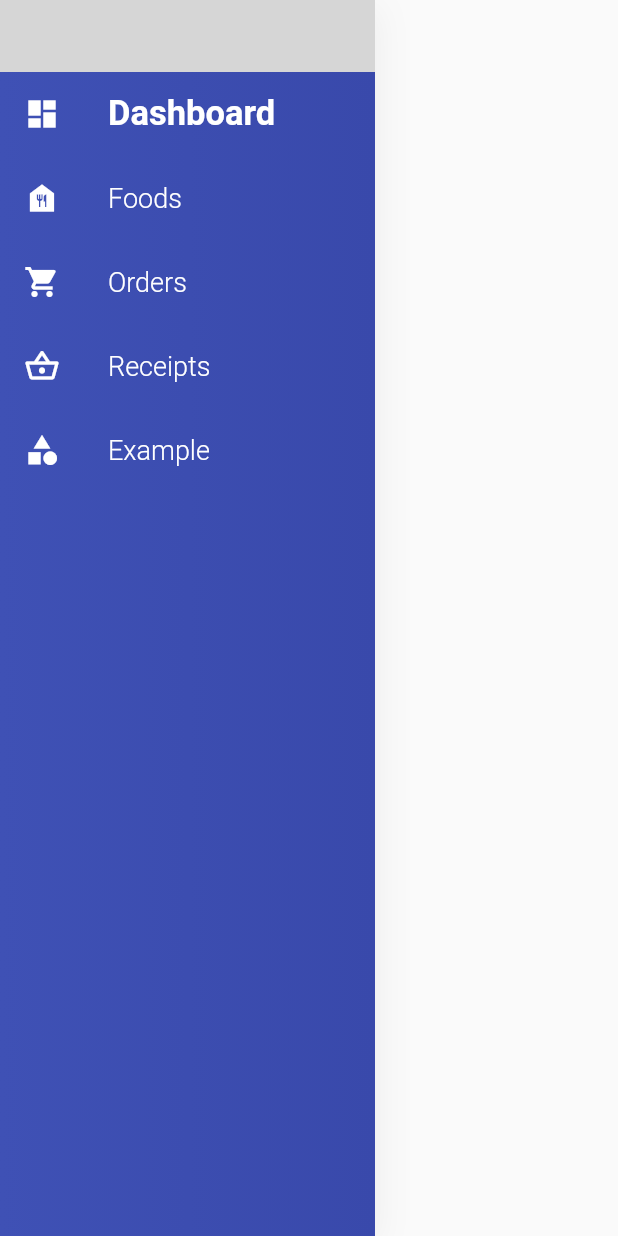
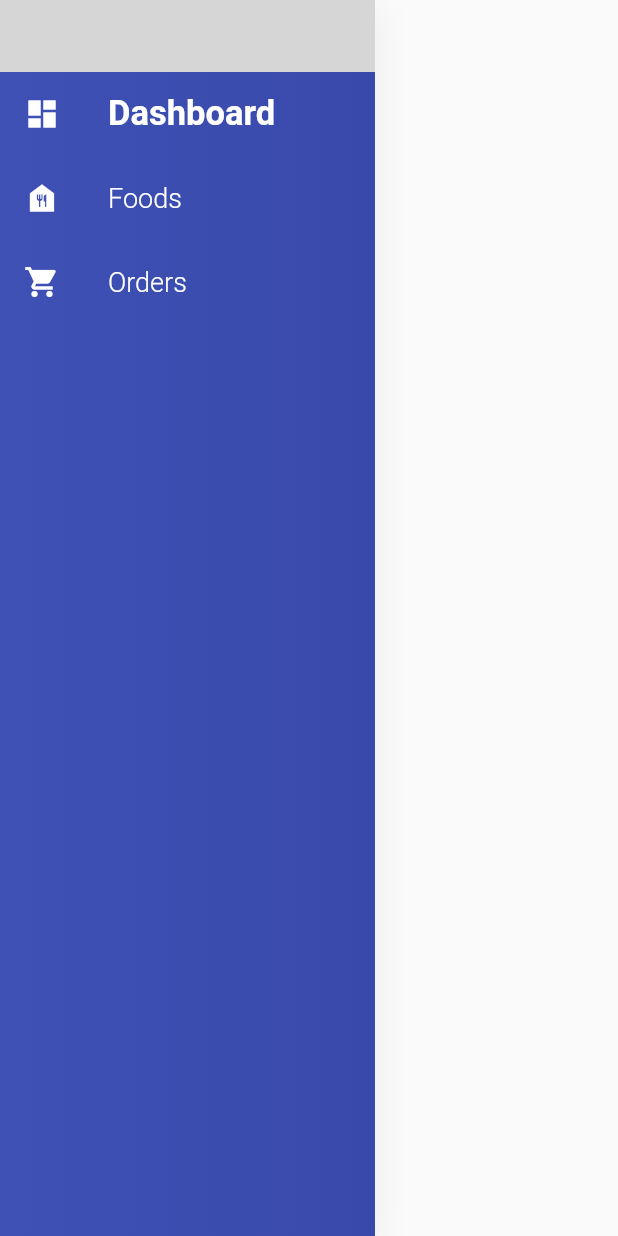
Before and after one commit to AagonP/EC-Web, a Flutter app: the SideMenuTabletDesktop widget shown alone on an empty page, opened directly, on a phone screen of 412 x 824 dp. Run offline on Flutter 3.47's test engine with Material 2 defaults, Android fonts, the light colour scheme and no system bars; our stand-ins replace charts_flutter, cloud_firestore, firebase_auth, firebase_core, fl_chart, flutter_spinkit and 2 more; missing offline and left inert: responsive_table; accounts and stored records are empty; grey boxes are pictures that could not be loaded.

Commit message:
Update side_menu_tablet_desktop.dart

```diff
--- a/lib/widgets/side_menu/side_menu_tablet_desktop.dart
+++ b/lib/widgets/side_menu/side_menu_tablet_desktop.dart
@@ -56,25 +56,6 @@ class SideMenuTabletDesktop extends StatelessWidget {
                 locator<NavigationService>().navigateTo(OrdersRoute);
               },
             ),
-            SideMenuItemDesktop(
-              icon: Icons.shopping_basket_outlined,
-              text: 'Receipts',
-              active: appProvider.currentPage == DisplayedPage.PRODUCTS,
-              onTap: () {
-                appProvider.changeCurrentPage(DisplayedPage.PRODUCTS);
-                locator<NavigationService>().navigateTo(ProductsRoute);
-              },
-            ),
-
-            SideMenuItemDesktop(
-              icon: Icons.category,
-              text: 'Example',
-              active: appProvider.currentPage == DisplayedPage.BRANDS,
-              onTap: () {
-                appProvider.changeCurrentPage(DisplayedPage.BRANDS);
-                locator<NavigationService>().navigateTo(BrandsRoute);
-              },
-            ),
           ],
         ),
       ),
```
